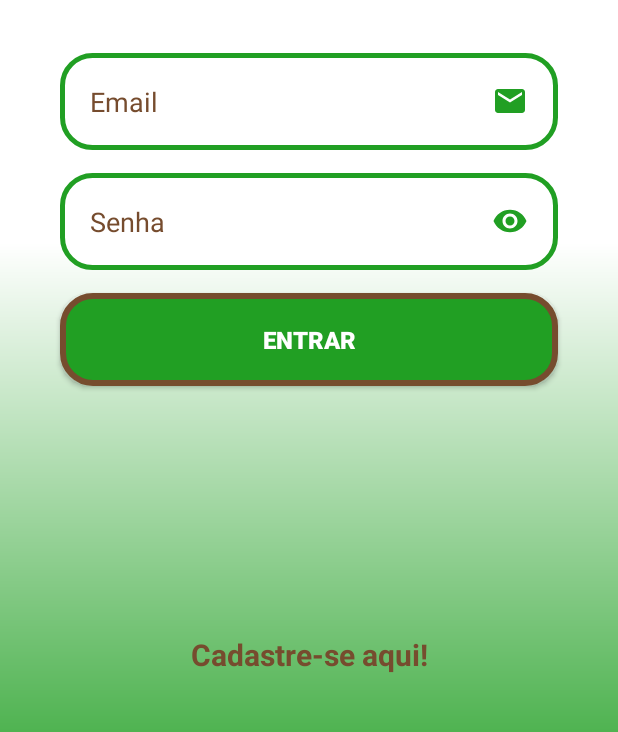
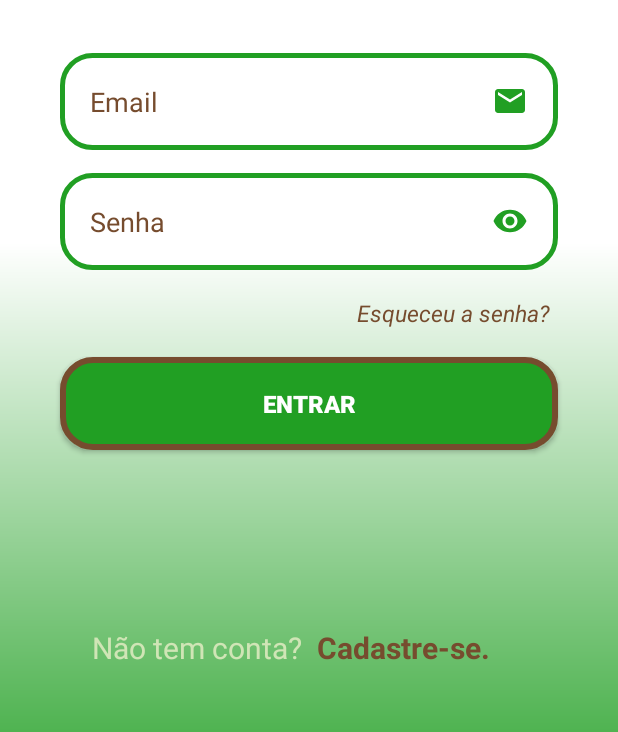
Before and after one commit to rafasoliveira/App_Organicos_de_Casa, an Android app: the FormLogin screen opened directly, with no data from a screen before it, on a phone screen of 412 x 824 dp, the part 375-1107 px from its top. Run offline under Robolectric (Android 15) with nearby library versions, the phone set to English and light mode, and no system bars; Roboto replaces fonts that are not available here.

Commit message:
10/12/2022

```diff
--- a/app/src/main/java/com/odc/organicosdecasa/Activity/FormLogin.java
+++ b/app/src/main/java/com/odc/organicosdecasa/Activity/FormLogin.java
@@ -1,11 +1,11 @@
 package com.odc.organicosdecasa.Activity;
-
-import androidx.appcompat.app.AppCompatActivity;
 
 import android.content.Intent;
 import android.os.Bundle;
 import android.view.View;
 import android.widget.TextView;
+
+import androidx.appcompat.app.AppCompatActivity;
 
 import com.odc.organicosdecasa.R;
 
@@ -34,7 +34,7 @@ public class FormLogin extends AppCompatActivity {
     }
 
     private void IniciarComponentes(){
-        text_TelaCadastro = findViewById(R.id.text_telaCadastro);
+        text_TelaCadastro = findViewById(R.id.text_telaCadastro2);
     }
 
 
--- a/app/src/main/res/layout/activity_form_login.xml
+++ b/app/src/main/res/layout/activity_form_login.xml
@@ -1,68 +1,82 @@
 <?xml version="1.0" encoding="utf-8"?>
 
-<androidx.core.widget.NestedScrollView
+<androidx.core.widget.NestedScrollView xmlns:app="http://schemas.android.com/apk/res-auto"
+    xmlns:tools="http://schemas.android.com/tools"
     android:layout_width="match_parent"
     android:layout_height="match_parent"
     android:fillViewport="true"
     xmlns:android="http://schemas.android.com/apk/res/android">
 
     <androidx.constraintlayout.widget.ConstraintLayout
-        xmlns:android="http://schemas.android.com/apk/res/android"
-        xmlns:tools="http://schemas.android.com/tools"
-        xmlns:app="http://schemas.android.com/apk/res-auto"
         android:layout_width="match_parent"
         android:layout_height="match_parent"
         android:background="@drawable/background"
-        tools:context=".Activity.FormLogin">
+        tools:context=".Activity.FormLogin"
+        tools:layout_editor_absoluteX="0dp"
+        tools:layout_editor_absoluteY="7dp">
 
         <ImageView
             android:id="@+id/image_Logo"
             android:layout_width="200dp"
             android:layout_height="200dp"
+            android:layout_marginTop="50dp"
             android:src="@drawable/odclogo_baixo_transp"
-            android:layout_marginTop="50dp"
-            app:layout_constraintTop_toTopOf="parent"
+            app:layout_constraintEnd_toEndOf="parent"
             app:layout_constraintStart_toStartOf="parent"
-            app:layout_constraintEnd_toEndOf="parent"/>
+            app:layout_constraintTop_toTopOf="parent" />
 
         <View
+            android:id="@+id/containerComponents"
             style="@style/ContainerComponents"
-            android:id="@+id/containerComponents"
-            app:layout_constraintTop_toBottomOf="@id/image_Logo"
+            app:layout_constraintEnd_toEndOf="parent"
             app:layout_constraintStart_toStartOf="parent"
-            app:layout_constraintEnd_toEndOf="parent"/>
+            app:layout_constraintTop_toBottomOf="@id/image_Logo" />
 
         <EditText
+            android:id="@+id/edit_email"
             style="@style/Edit_Text"
-            android:id="@+id/edit_email"
+            android:drawableRight="@drawable/ic_email"
             android:hint="@string/txtEmail"
-            android:textColorHint="@color/brownwood"
-            android:drawableRight="@drawable/ic_email"
             android:inputType="textEmailAddress"
             android:maxLines="1"
-            app:layout_constraintTop_toTopOf="@id/containerComponents"
+            android:textColorHint="@color/brownwood"
+            app:layout_constraintEnd_toEndOf="@id/containerComponents"
             app:layout_constraintStart_toStartOf="@id/containerComponents"
-            app:layout_constraintEnd_toEndOf="@id/containerComponents"/>
+            app:layout_constraintTop_toTopOf="@id/containerComponents" />
 
         <EditText
+            android:id="@+id/edit_senha"
             style="@style/Edit_Text"
-            android:id="@+id/edit_senha"
+            android:drawableRight="@drawable/ic_eye"
             android:hint="@string/txtSenha"
+            android:inputType="numberPassword"
             android:textColorHint="@color/brownwood"
-            android:drawableRight="@drawable/ic_eye"
-            android:inputType="numberPassword"
-            android:maxLines="1"
+            app:layout_constraintEnd_toEndOf="@id/containerComponents"
             app:layout_constraintStart_toStartOf="@id/containerComponents"
-            app:layout_constraintEnd_toEndOf="@id/containerComponents"
-            app:layout_constraintTop_toBottomOf="@+id/edit_email"/>
+            app:layout_constraintTop_toBottomOf="@+id/edit_email" />
+
+        <TextView
+            android:id="@+id/txtEsqueceuSenha"
+            android:layout_width="wrap_content"
+            android:layout_height="wrap_content"
+            android:layout_marginEnd="5dp"
+            android:layout_marginRight="5dp"
+            android:layout_marginBottom="1dp"
+            android:text="@string/txtEsqueceuSenha"
+            android:textColor="@color/brownwood"
+            android:textSize="15sp"
+            android:textStyle="italic"
+            app:layout_constraintBottom_toTopOf="@+id/bt_entrar"
+            app:layout_constraintEnd_toEndOf="@+id/edit_senha"
+            app:layout_constraintTop_toBottomOf="@+id/edit_senha" />
 
         <androidx.appcompat.widget.AppCompatButton
+            android:id="@+id/bt_entrar"
             style="@style/Button"
-            android:id="@+id/bt_entrar"
             android:text="@string/txtEntrar"
-            app:layout_constraintTop_toBottomOf="@id/edit_senha"
-            app:layout_constraintStart_toStartOf="parent"
-            app:layout_constraintEnd_toEndOf="parent"/>
+            app:layout_constraintBottom_toBottomOf="@+id/containerComponents"
+            app:layout_constraintEnd_toEndOf="parent"
+            app:layout_constraintStart_toStartOf="parent" />
 
         <ProgressBar
             android:id="@+id/progressbar"
@@ -70,24 +84,38 @@
             android:layout_height="wrap_content"
             android:layout_marginTop="20dp"
             android:visibility="invisible"
-            app:layout_constraintTop_toBottomOf="@id/containerComponents"
+            app:layout_constraintEnd_toEndOf="parent"
             app:layout_constraintStart_toStartOf="parent"
-            app:layout_constraintEnd_toEndOf="parent"/>
+            app:layout_constraintTop_toBottomOf="@id/containerComponents" />
 
         <TextView
-            android:id="@+id/text_telaCadastro"
+            android:id="@+id/text_telaCadastro2"
             android:layout_width="wrap_content"
             android:layout_height="wrap_content"
-            android:layout_marginTop="10dp"
-            android:layout_marginBottom="50dp"
+            android:layout_marginStart="10dp"
+            android:layout_marginLeft="10dp"
+            android:layout_marginTop="50dp"
+            android:gravity="center_horizontal"
             android:text="@string/txtCadastreSe"
             android:textColor="@color/brownwood"
-            android:textSize="20dp"
+            android:textSize="20sp"
             android:textStyle="bold"
-            app:layout_constraintTop_toBottomOf="@id/progressbar"
+            app:layout_constraintStart_toEndOf="@+id/text_telaCadastro1"
+            app:layout_constraintTop_toBottomOf="@+id/progressbar" />
+
+        <TextView
+            android:id="@+id/text_telaCadastro1"
+            android:layout_width="wrap_content"
+            android:layout_height="wrap_content"
+            android:layout_marginTop="50dp"
+            android:gravity="center_horizontal"
+            android:text="@string/txtNaoTemConta"
+            android:textColor="@color/greenwater"
+            android:textSize="20sp"
+            app:layout_constraintEnd_toEndOf="parent"
+            app:layout_constraintHorizontal_bias="0.225"
             app:layout_constraintStart_toStartOf="parent"
-            app:layout_constraintEnd_toEndOf="parent"
-            app:layout_constraintBottom_toBottomOf="parent"/>
+            app:layout_constraintTop_toBottomOf="@+id/progressbar" />
 
 
     </androidx.constraintlayout.widget.ConstraintLayout>
--- a/app/src/main/res/values/strings.xml
+++ b/app/src/main/res/values/strings.xml
@@ -4,7 +4,9 @@
     <string name="txtEmail">Email</string>
     <string name="txtSenha">Senha</string>
     <string name="txtEntrar">Entrar</string>
-    <string name="txtCadastreSe">Cadastre-se aqui!</string>
+    <string name="txtEsqueceuSenha">Esqueceu a senha?</string>
+    <string name="txtNaoTemConta">Não tem conta?</string>
+    <string name="txtCadastreSe">Cadastre-se.</string>
     <string name="txtOferta1">35% de desconto</string>
     <string name="txtOferta2">01 Nov - 31 Dez</string>
     <string name="txtBarSearch">Pesquisar produto favorito</string>
--- a/app/src/main/res/values/style.xml
+++ b/app/src/main/res/values/style.xml
@@ -23,7 +23,7 @@
 
     <style name="ContainerComponents">
         <item name="android:layout_width">match_parent</item>
-        <item name="android:layout_height">250dp</item>
+        <item name="android:layout_height">280dp</item>
         <item name="android:background">@drawable/container_components</item>
         <item name="android:layout_margin">20dp</item>
     </style>
```
